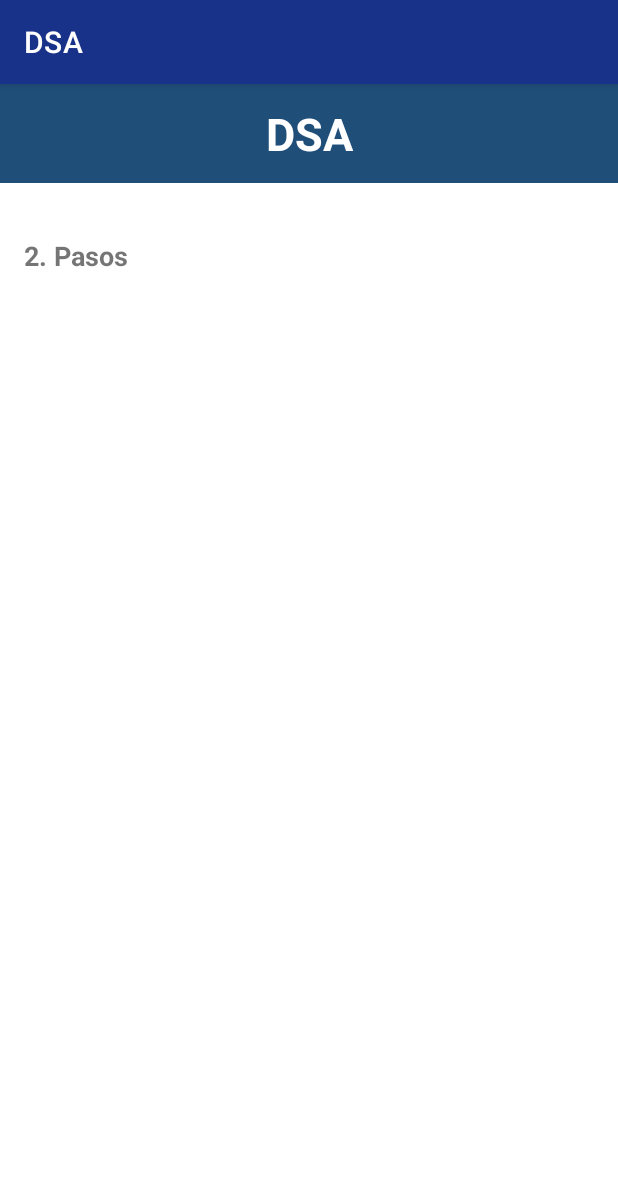
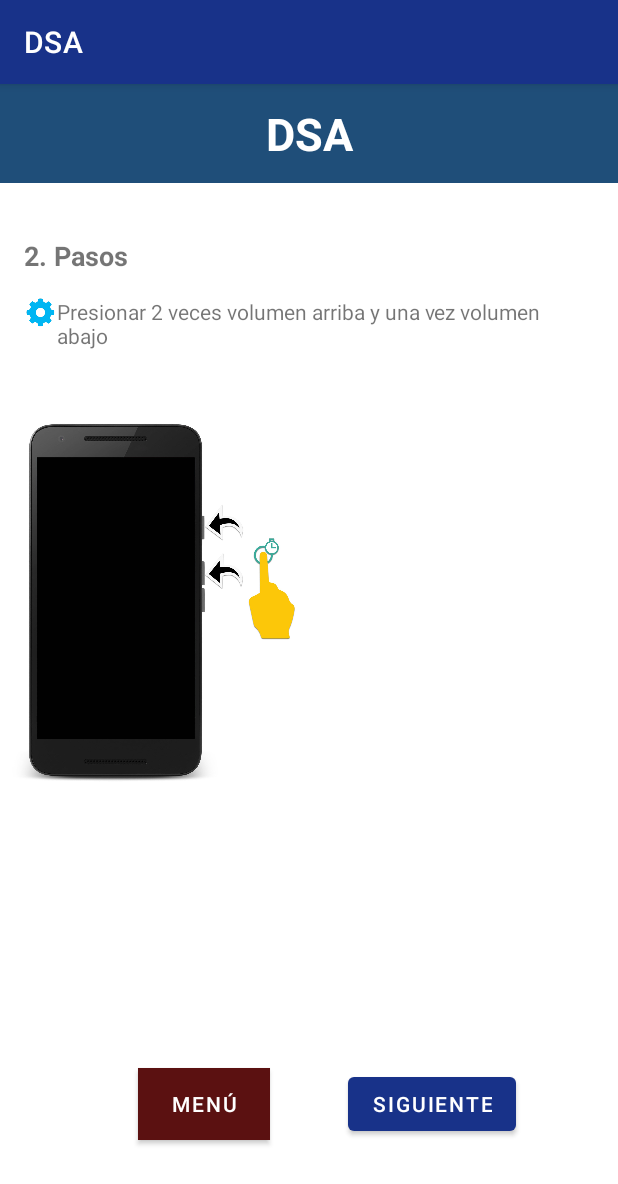
Before and after one commit to karlaVane/DSA, an Android app: the ComoFunciona_2 screen opened directly, with no data from a screen before it, on a phone screen of 412 x 824 dp. Shown: the top 1184 px of the screen. Run offline under Robolectric (Android 15) with nearby library versions, the light colour scheme and no system bars.

Commit message:
Como funciona 2

```diff
--- a/app/src/main/res/layout/activity_como_funciona_2.xml
+++ b/app/src/main/res/layout/activity_como_funciona_2.xml
@@ -6,15 +6,50 @@
     android:layout_height="match_parent"
     tools:context=".ComoFunciona_2">
 
+    <TextView
+        android:id="@+id/textView8"
+        android:layout_width="335dp"
+        android:layout_height="45dp"
+        android:layout_marginTop="15dp"
+        android:text="Presionar 2 veces volumen arriba y una vez volumen abajo"
+        app:layout_constraintStart_toEndOf="@+id/imageView5"
+        app:layout_constraintTop_toBottomOf="@+id/textView7" />
+
+    <Button
+        android:id="@+id/button4"
+        android:layout_width="wrap_content"
+        android:layout_height="wrap_content"
+        android:layout_marginEnd="16dp"
+        android:layout_marginRight="16dp"
+        android:layout_marginBottom="64dp"
+        android:text="Siguiente"
+        app:layout_constraintBottom_toBottomOf="parent"
+        app:layout_constraintEnd_toEndOf="parent"
+        app:layout_constraintStart_toEndOf="@+id/button3" />
+
+    <Button
+        android:id="@+id/button3"
+        android:layout_width="wrap_content"
+        android:layout_height="wrap_content"
+        android:layout_marginStart="92dp"
+        android:layout_marginLeft="92dp"
+        android:layout_marginBottom="64dp"
+        android:background="#B82121"
+        android:text="Menú"
+        app:backgroundTint="#5B1111"
+        app:layout_constraintBottom_toBottomOf="parent"
+        app:layout_constraintStart_toStartOf="parent" />
+
     <ImageView
         android:id="@+id/imageView5"
         android:layout_width="22dp"
         android:layout_height="27dp"
         android:layout_marginStart="16dp"
         android:layout_marginLeft="16dp"
+        android:layout_marginTop="12dp"
         app:layout_constraintStart_toStartOf="parent"
-        app:srcCompat="@drawable/engranaje"
-        tools:layout_editor_absoluteY="173dp" />
+        app:layout_constraintTop_toBottomOf="@+id/textView7"
+        app:srcCompat="@drawable/engranaje" />
 
     <TextView
         android:id="@+id/textView7"
@@ -46,4 +81,13 @@
         app:layout_constraintEnd_toEndOf="parent"
         app:layout_constraintStart_toStartOf="parent"
         app:layout_constraintTop_toTopOf="parent" />
+
+    <ImageView
+        android:id="@+id/imageView6"
+        android:layout_width="207dp"
+        android:layout_height="271dp"
+        android:layout_marginTop="20dp"
+        app:layout_constraintTop_toBottomOf="@+id/textView8"
+        app:srcCompat="@drawable/foto"
+        tools:layout_editor_absoluteX="92dp" />
 </androidx.constraintlayout.widget.ConstraintLayout>
```
Also changed, not shown: app/src/main/res/drawable/foto.jpg (added).
